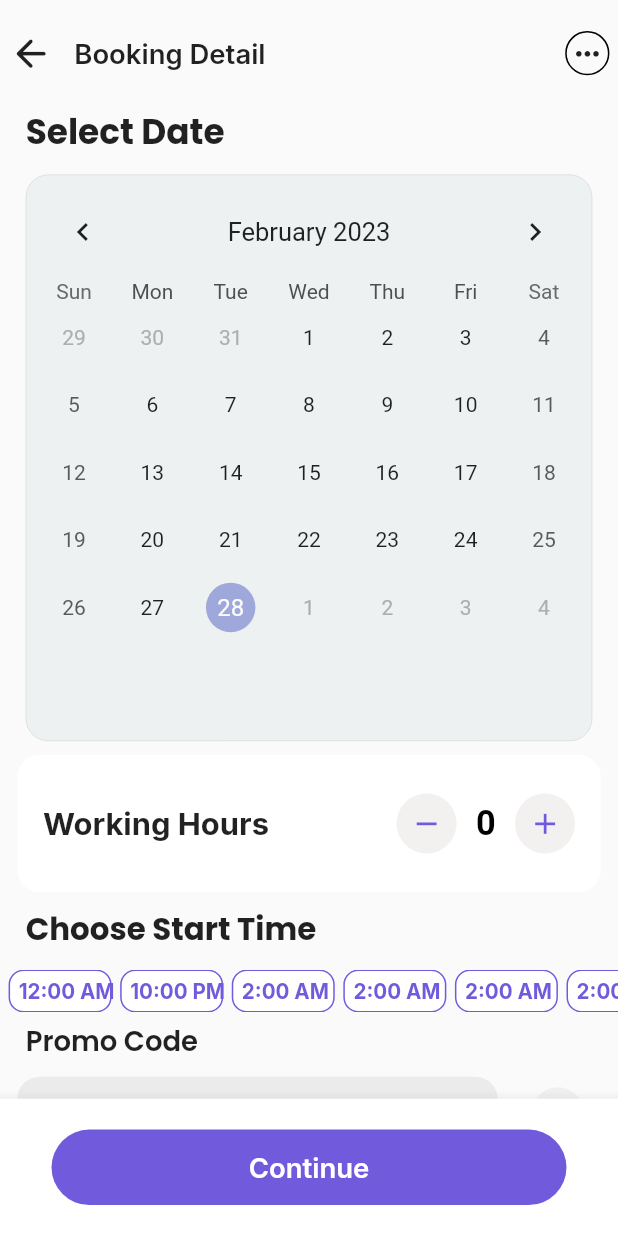
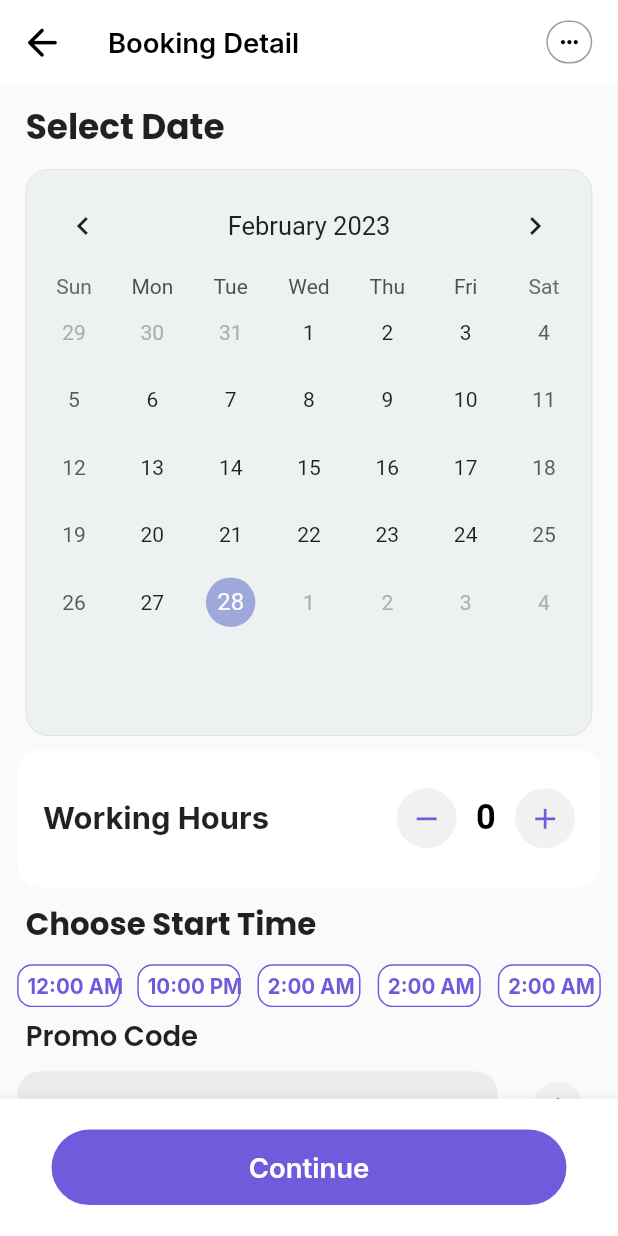
Before and after one commit to Tesfawtsion/Property_maintenance, a Flutter app: the Calander screen opened directly, on a phone screen of 412 x 824 dp. Run offline on Flutter 3.47's test engine with Material 2 defaults, Android fonts, the phone set to English and light mode, and no system bars; drawn by our look-alikes of table_calendar; our stand-ins replace custom_navigation_bar, flutter_screenutil, font_awesome_flutter, google_fonts, readmore; missing offline and left inert: antdesign_icons.

Commit message:
calander updated

```diff
--- a/lib/Pages/Booking/housecleaning/calnder.dart
+++ b/lib/Pages/Booking/housecleaning/calnder.dart
@@ -24,15 +24,50 @@ class _CalanderState extends State<Calander> {
   Widget build(BuildContext context) {
     return SafeArea(
       child: Scaffold(
+        appBar: AppBar(
+            leading: GestureDetector(
+              onTap: (() {
+                Navigator.pop(context);
+              }),
+              child: Icon(
+                Icons.arrow_back_rounded,
+                size: 26.sp,
+                color: Colors.black,
+              ),
+            ),
+            backgroundColor: Colors.white,
+            elevation: 0,
+            automaticallyImplyLeading: false,
+            title: Text(
+              'Booking Detail',
+              style: GoogleFonts.inter(
+                  fontSize: 16.sp,
+                  fontWeight: FontWeight.w600,
+                  color: Colors.black),
+            ),
+            actions: [
+              Padding(
+                padding: EdgeInsets.symmetric(vertical: 12.w, horizontal: 15.w),
+                child: Container(
+                  padding: EdgeInsets.symmetric(horizontal: 5.w),
+                  decoration: BoxDecoration(
+                      border: Border.all(color: Colors.grey),
+                      borderRadius: BorderRadius.circular(25)),
+                  child: Icon(
+                    Icons.more_horiz_rounded,
+                    size: 15.sp,
+                    color: Colors.black,
+                  ),
+                ),
+              )
+            ]),
         body: SingleChildScrollView(
           child: Column(
             crossAxisAlignment: CrossAxisAlignment.start,
             children: [
-              HeadWideget(
-                  onpressed: () {
-                    Navigator.pop(context);
-                  },
-                  text: 'Booking Detail'),
+              SizedBox(
+                height: 10.w,
+              ),
               Padding(
                 padding: EdgeInsets.only(left: 15.w),
                 child: Text(
@@ -86,42 +121,42 @@ class _CalanderState extends State<Calander> {
                 child: ListView(
                   scrollDirection: Axis.horizontal,
                   children: [
-                    SizedBox(width: 5.w),
+                    SizedBox(width: 10.w),
                     selectTime(
                       selected: selected,
                       clock: '12:00',
                       zone: ' AM',
                       select: () {},
                     ),
-                    SizedBox(width: 5.w),
+                    SizedBox(width: 10.w),
                     selectTime(
                       selected: selected,
                       clock: '10:00',
                       zone: ' PM',
                       select: () {},
                     ),
-                    SizedBox(width: 5.w),
+                    SizedBox(width: 10.w),
                     selectTime(
                       selected: selected,
                       clock: '2:00',
                       zone: ' AM',
                       select: () {},
                     ),
-                    SizedBox(width: 5.w),
+                    SizedBox(width: 10.w),
                     selectTime(
                       selected: selected,
                       clock: '2:00',
                       zone: ' AM',
                       select: () {},
                     ),
-                    SizedBox(width: 5.w),
+                    SizedBox(width: 10.w),
                     selectTime(
                       selected: selected,
                       clock: '2:00',
                       zone: ' AM',
                       select: () {},
                     ),
-                    SizedBox(width: 5.w),
+                    SizedBox(width: 10.w),
                     selectTime(
                       selected: selected,
                       clock: '2:00',
@@ -145,7 +180,7 @@ class _CalanderState extends State<Calander> {
                       height: 30.w,
                       decoration: BoxDecoration(
                           borderRadius: BorderRadius.circular(30),
-                          color: Color.fromARGB(255, 224, 224, 224)
+                          color: const Color.fromARGB(255, 224, 224, 224)
                               .withOpacity(0.4)),
                       child: Icon(
                         Icons.add,
```
